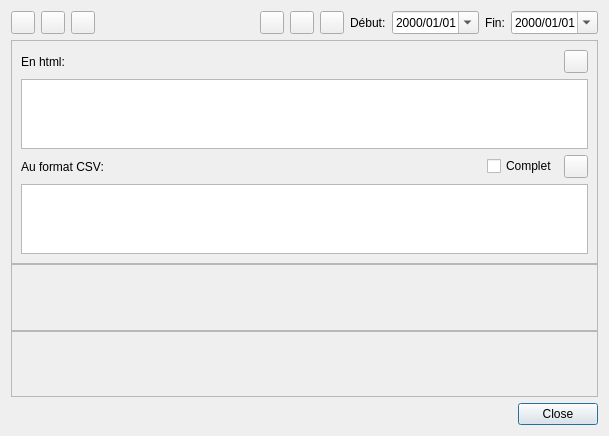
Above: src/pbregisteractivity/ui/ui_timeplots.ui from ppoilbarbe/PBRegisterActivity before the change. Below: the same form after it.
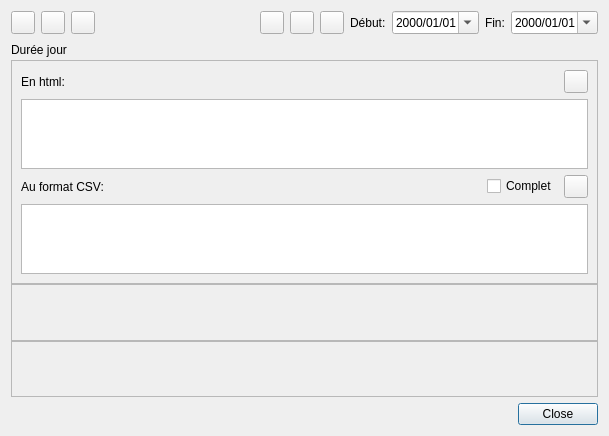
That is the form after the change. Icons and pictures are not drawn.

Commit message: Rappel de la durée journalière dans la fenêtre des graphiques

Diff of the .ui file:
```diff
--- a/src/pbregisteractivity/ui/ui_timeplots.ui
+++ b/src/pbregisteractivity/ui/ui_timeplots.ui
@@ -157,10 +157,34 @@
     </layout>
    </item>
    <item>
-    <layout class="QVBoxLayout" name="layoutDraw" stretch="1,1,1,0">
+    <layout class="QVBoxLayout" name="layoutDraw" stretch="0,1,1,1,0">
      <property name="spacing">
       <number>0</number>
      </property>
+     <item>
+      <layout class="QHBoxLayout" name="layoutInfo">
+       <item>
+        <widget class="QLabel" name="lblDayDuration">
+         <property name="text">
+          <string>Durée jour</string>
+         </property>
+        </widget>
+       </item>
+       <item>
+        <spacer name="horizontalSpacer_2">
+         <property name="orientation">
+          <enum>Qt::Horizontal</enum>
+         </property>
+         <property name="sizeHint" stdset="0">
+          <size>
+           <width>40</width>
+           <height>20</height>
+          </size>
+         </property>
+        </spacer>
+       </item>
+      </layout>
+     </item>
      <item>
       <widget class="QFrame" name="frmTextOutput">
        <property name="sizePolicy">
```
The commit also changes 2 other files.
